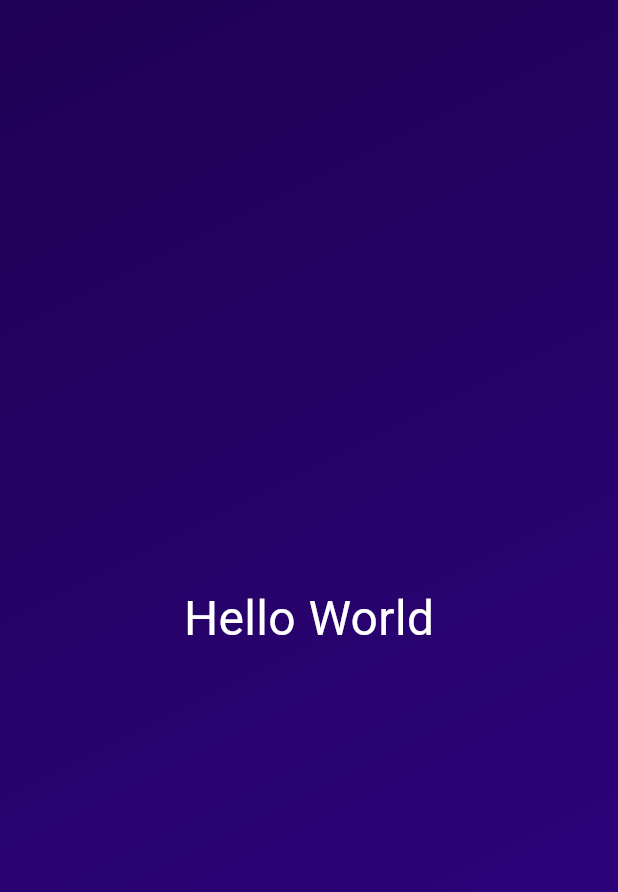
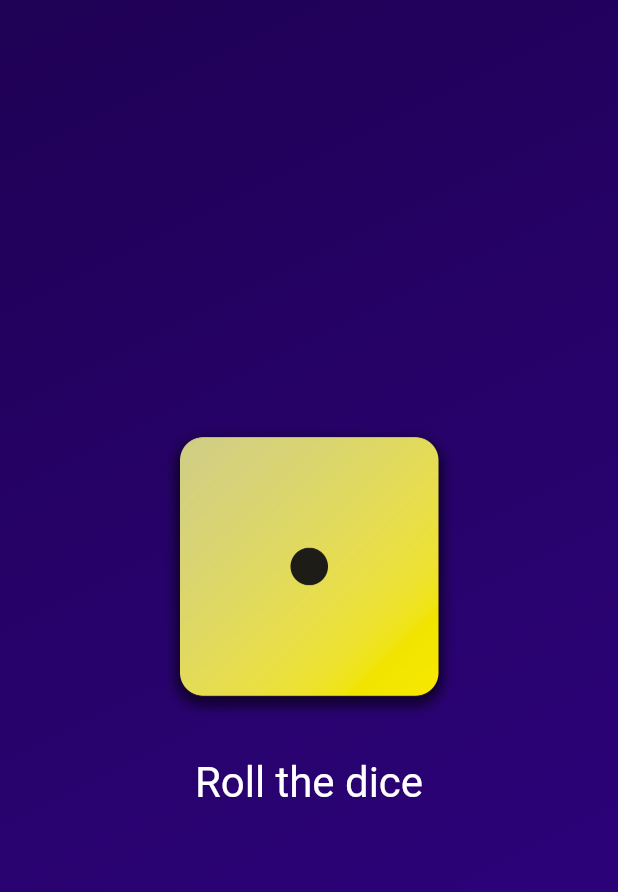
Before and after one commit to Sam-111001/flutter_diceRollApp, a Flutter app: the screen it shows after launch, on a phone screen of 412 x 824 dp. Shown: the top 892 px of the screen. Run offline on Flutter 3.47's test engine with Material 3 defaults, Android fonts, the phone set to English and light mode, and no system bars.

Commit message:
Completed the app. Specifically added dice images, created a stateful class with dice roll function.

```diff
--- /dev/null
+++ b/lib/dice_roller.dart
@@ -0,0 +1,51 @@
+import "dart:math";
+import "package:flutter/material.dart";
+
+final randomizer = Random();
+
+class DiceRoller extends StatefulWidget {
+  const DiceRoller({super.key});
+
+  @override
+  State<DiceRoller> createState() {
+    return _DiceRollerState();
+  }
+}
+
+class _DiceRollerState extends State<DiceRoller> {
+  var activeDiceImage = 1;
+
+  void rollDice() {
+    setState(() {
+      activeDiceImage = randomizer.nextInt(6) + 1;
+    });
+  }
+
+  @override
+  Widget build(context) {
+    return Column(
+      mainAxisSize: MainAxisSize.min,
+      children: [
+        Image.asset(
+          'assets/images/dice-$activeDiceImage.png',
+          width: 200,
+        ),
+        const SizedBox(
+          height: 20,
+        ),
+        TextButton(
+          onPressed: rollDice,
+          style: TextButton.styleFrom(
+            foregroundColor: Colors.white,
+            textStyle: const TextStyle(
+              fontSize: 28,
+            ),
+          ),
+          child: const Text(
+            "Roll the dice",
+          ),
+        ),
+      ],
+    );
+  }
+}
--- a/lib/gradient_container.dart
+++ b/lib/gradient_container.dart
@@ -1,11 +1,11 @@
 import 'package:flutter/material.dart';
-
-import 'package:first_app/styled_text.dart';
+import "package:first_app/dice_roller.dart";
 
 class GradientContainer extends StatelessWidget {
   const GradientContainer(this.gradientColors, {super.key});
 
   final List<Color> gradientColors;
+
   @override
   Widget build(context) {
     return Container(
@@ -17,7 +17,7 @@ class GradientContainer extends StatelessWidget {
         ),
       ),
       child: const Center(
-        child: StyledText("Hello World"),
+        child: DiceRoller(),
       ),
     );
   }
--- a/lib/styled_text.dart
+++ /dev/null
@@ -1,17 +0,0 @@
-import 'package:flutter/material.dart';
-
-class StyledText extends StatelessWidget {
-  const StyledText(this.text, {super.key});
-
-  final String text;
-  @override
-  Widget build(context) {
-    return Text(
-      text,
-      style: const TextStyle(
-        color: Colors.white,
-        fontSize: 32,
-      ),
-    );
-  }
-}
```
Also changed, not shown: pubspec.yaml (+8 -6 lines), assets/images/dice-1.png (added), assets/images/dice-2.png (added), assets/images/dice-3.png (added), assets/images/dice-4.png (added), assets/images/dice-5.png (added), assets/images/dice-6.png (added).
